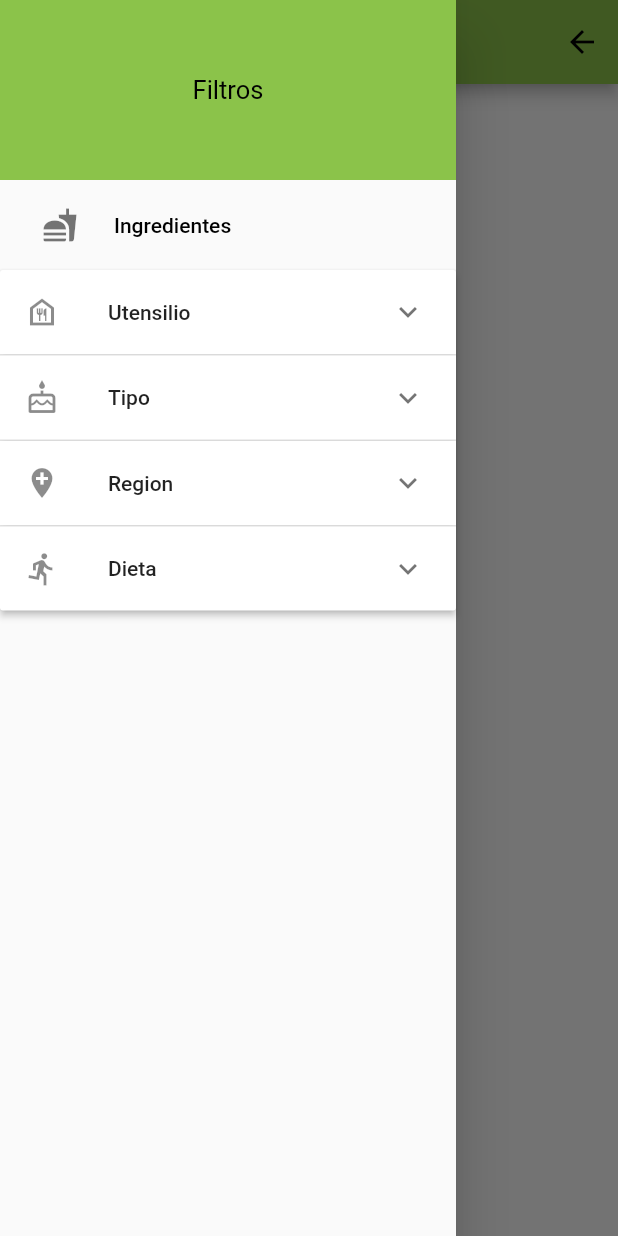
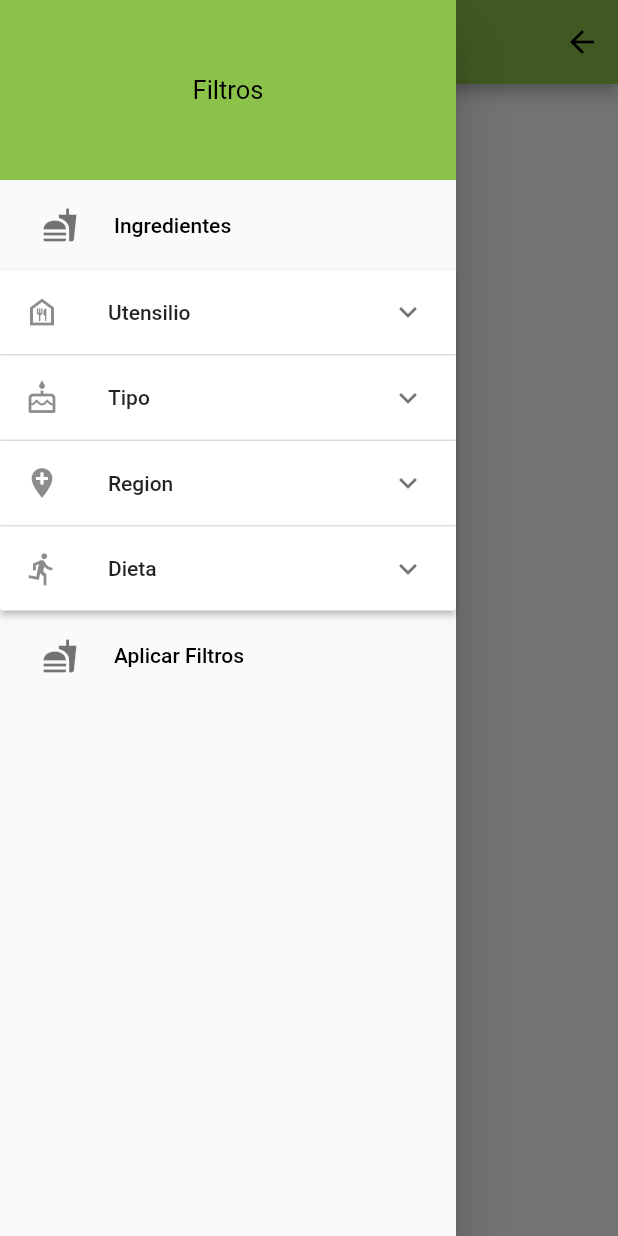
Before and after one commit to IngeSoft202110/FoodMaker, a Flutter app: the Page2 screen opened directly, with the side drawer open, on a phone screen of 412 x 824 dp. Run offline on Flutter 3.47's test engine with Material 2 defaults, Android fonts, the phone set to English and light mode, and no system bars; our stand-ins replace graphql_flutter, hexcolor; missing offline and left inert: grouped_buttons; network calls fail.

```diff
--- a/Aplicacion/foodmakera/lib/Config/convertirQuery.dart
+++ b/Aplicacion/foodmakera/lib/Config/convertirQuery.dart
@@ -1,4 +1,3 @@
-import 'package:flutter/material.dart';
 import 'package:foodmakera/Clases/Dieta.dart';
 import 'package:foodmakera/Clases/Receta.dart';
 import 'package:foodmakera/Clases/Region.dart';
@@ -41,5 +40,6 @@ buscarReceras(List<Receta> recetas) async {
 }
 
 obtenerRecetas(List<Receta> recetas)async{
+
   await buscarReceras(recetas);
 }
--- a/Aplicacion/foodmakera/lib/Page2.dart
+++ b/Aplicacion/foodmakera/lib/Page2.dart
@@ -64,7 +64,27 @@ class Page2 extends StatelessWidget {
                       )
                   ),
                 ),
-                listadosDinamicos() // Se llama a la funcion dinamica que crea las listas desplegables
+                listadosDinamicos(), // Se llama a la funcion dinamica que crea las listas desplegables
+                SizedBox(
+                  height: 60,
+                  child: TextButton(
+                      onPressed:(){
+                        //Llamar a la funcion que crea los etiquetas
+                      },
+                      child: Row(
+                        children: <Widget>[
+                          SizedBox(
+                            width: 20,
+                          ),
+                          Icon(Icons.fastfood, color: Colors.black54,),
+                          SizedBox(
+                            width: 24,
+                          ),
+                          Text('Aplicar Filtros',style: TextStyle(color: Colors.black))
+                        ],
+                      )
+                  ),
+                )
               ]
           )
       ),
@@ -114,7 +134,8 @@ class EstadoListados extends State<listadosDinamicos> { // Se crea los estados d
             body: CheckboxGroup(
               labels: item.valores,
               onSelected:(List selected) => setState((){
-                aux = selected;
+                item.seleccionados = selected;
+                print(item.seleccionados);
               }),
             )
         );
@@ -124,10 +145,10 @@ class EstadoListados extends State<listadosDinamicos> { // Se crea los estados d
 }
 
 Widget mostrarRecetas(){
-  List<Receta> listR=List<Receta>();
   obtenerRecetas(otras);
   return Listadinamica(otras);
 }
+
 
 class Item { //Se crea la clase que contiene toda la informacion para crear las listas desplegables
   Item({
@@ -138,6 +159,7 @@ class Item { //Se crea la clase que contiene toda la informacion para crear las
   });
   Icon icono;
   List<String> valores;
+  List<String> seleccionados;
   String headerValue;
   bool isExpanded;
 }
--- a/Aplicacion/foodmakera/lib/Pantallas/ListaRecetas.dart
+++ b/Aplicacion/foodmakera/lib/Pantallas/ListaRecetas.dart
@@ -59,12 +59,12 @@ class estadoCartas extends State<Listadinamica> {
                             Container(
                               width: 150,
                               padding: EdgeInsets.all(5),
-                              child: Text(widget.recetas[index].descripcion,style: TextStyle(fontSize: 6),textAlign: TextAlign.justify,
+                              child: Text(widget.recetas[index].descripcion,style: TextStyle(fontSize: 9),textAlign: TextAlign.justify,
                               softWrap: true,),
                             ),
                             Container(
                               alignment: Alignment.bottomLeft,
-                              child: Text(widget.recetas[index].tiempo.toString(),style: TextStyle(fontSize: 12),textAlign: TextAlign.left,),
+                              child: Text(widget.recetas[index].tiempo.toString(),style: TextStyle(fontSize: 10),textAlign: TextAlign.left,),
                             )
 
                           ],
--- a/Aplicacion/foodmakera/lib/Pantallas/PantallaIngredientes.dart
+++ b/Aplicacion/foodmakera/lib/Pantallas/PantallaIngredientes.dart
@@ -1,5 +1,4 @@
 import 'dart:ui';
-
 import 'package:flutter/material.dart';
 import 'package:foodmakera/Clases/Ingrediente.dart';
 import 'package:foodmakera/Config/Consultas.dart';
@@ -101,10 +100,6 @@ class estadoAlert extends State<PantallaIngredientes>{
   }
   }
 
-
-
-
-
 buscar(TextEditingController control, IngredientesDinamico ingre) {
   List<String> resultados=List<String>();
   String buscar=control.text.toString().toLowerCase();
```
Also changed, not shown: Aplicacion/foodmakera/lib/Page1.dart (+8 -1 lines).
